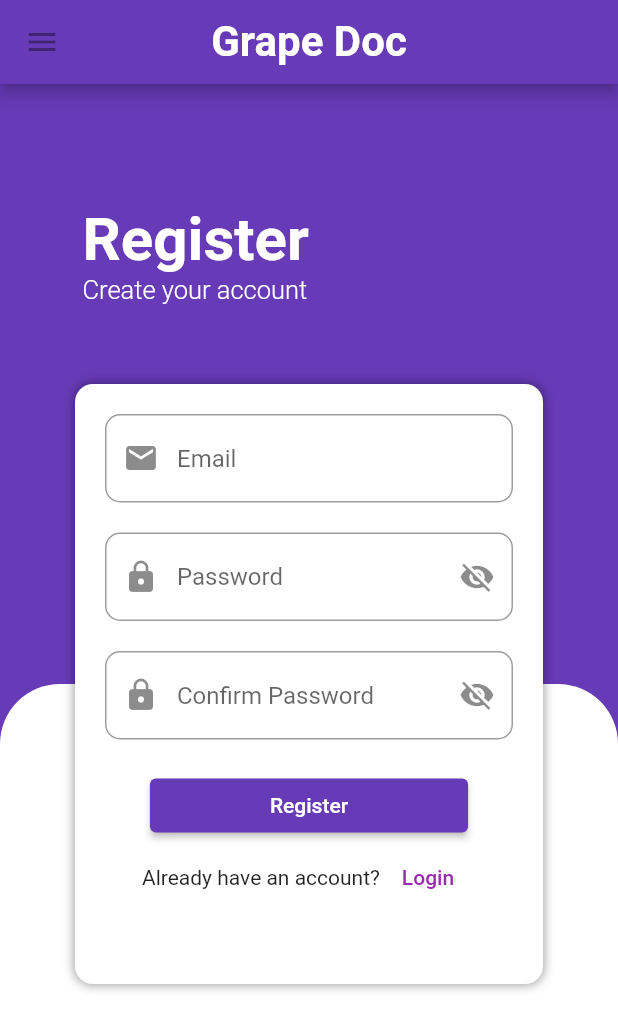
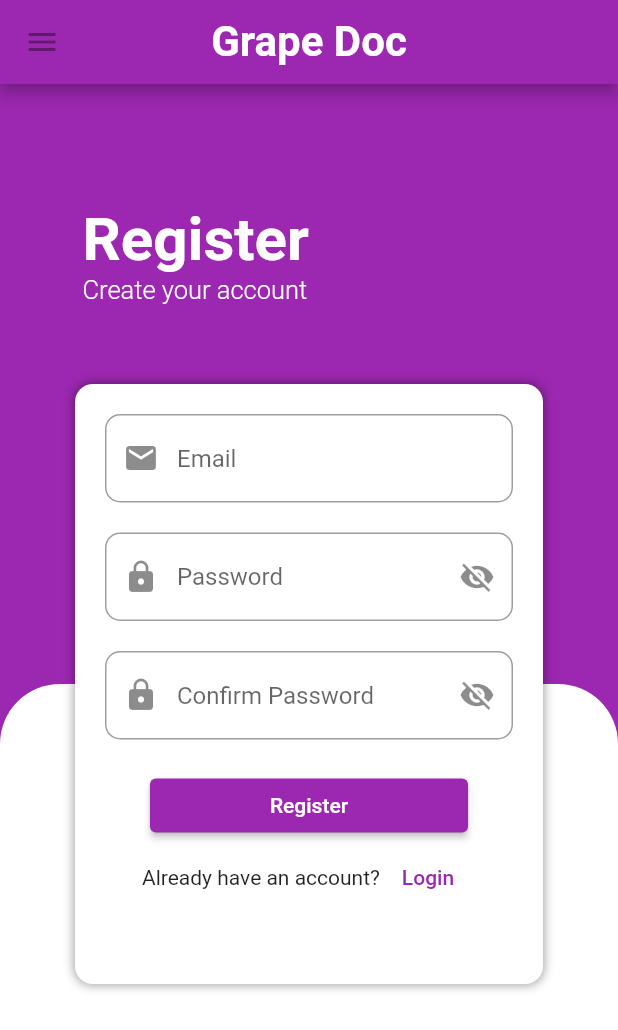
Before and after one commit to DebugBros-CS-16/GrapeDoc, a Flutter app: the screen it shows after launch, after a tap on "Register?", on a phone screen of 412 x 824 dp. Shown: the top 1030 px of the screen. Run offline on Flutter 3.47's test engine with Material 2 defaults, Android fonts, the phone set to English and light mode, and no system bars; our stand-ins replace cached_network_image, camera, cloud_firestore, firebase_auth, firebase_core, firebase_storage and 7 more; missing offline and left inert: dialogflow_grpc, flutter_facebook_auth, flutter_login_facebook, sound_stream; accounts and stored records are empty; project files that could hold a hidden picture were left out.

Commit message:
Changed color deepPurple to purple.

```diff
--- a/lib/screens/SigninScreen.dart
+++ b/lib/screens/SigninScreen.dart
@@ -48,9 +48,9 @@ class _LoginScreenState extends State<LoginScreen> {
                     fontSize: 28.0),
               ),
               centerTitle: true,
-              backgroundColor: Colors.deepPurple,
+              backgroundColor: Colors.purple,
             ),
-            backgroundColor: Colors.deepPurple,
+            backgroundColor: Colors.purple,
             body: SingleChildScrollView(
               child: Stack(
                 children: [
@@ -115,7 +115,7 @@ class _LoginScreenState extends State<LoginScreen> {
                         ),
                         ElevatedButton(
                             style: TextButton.styleFrom(
-                                backgroundColor: Colors.deepPurple,
+                                backgroundColor: Colors.purple,
                                 padding: const EdgeInsets.symmetric(horizontal: 80)),
                             onPressed: () async{
                               Navigator.push(context,
--- a/lib/screens/SignupScreen.dart
+++ b/lib/screens/SignupScreen.dart
@@ -27,9 +27,9 @@ class _RegisterScreenState extends State<RegisterScreen> {
               fontSize: 28.0),
         ),
         centerTitle: true,
-        backgroundColor: Colors.deepPurple,
+        backgroundColor: Colors.purple,
       ),
-      backgroundColor: Colors.deepPurple,
+      backgroundColor: Colors.purple,
       body: SingleChildScrollView(
         child: Stack(
           children: [
@@ -113,7 +113,7 @@ class _RegisterScreenState extends State<RegisterScreen> {
                   ),
                   ElevatedButton(
                       style: TextButton.styleFrom(
-                          backgroundColor: Colors.deepPurple,
+                          backgroundColor: Colors.purple,
                           padding: const EdgeInsets.symmetric(horizontal: 80)),
                       onPressed: () {
                         if (password.text != cpassword.text) {
```
